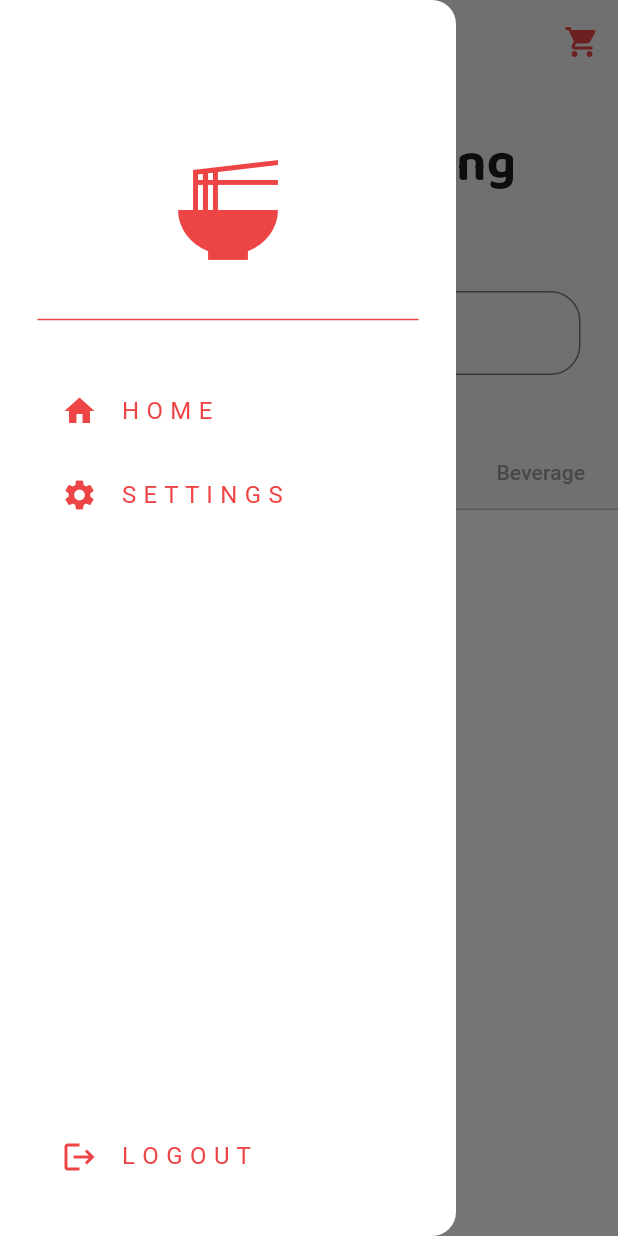
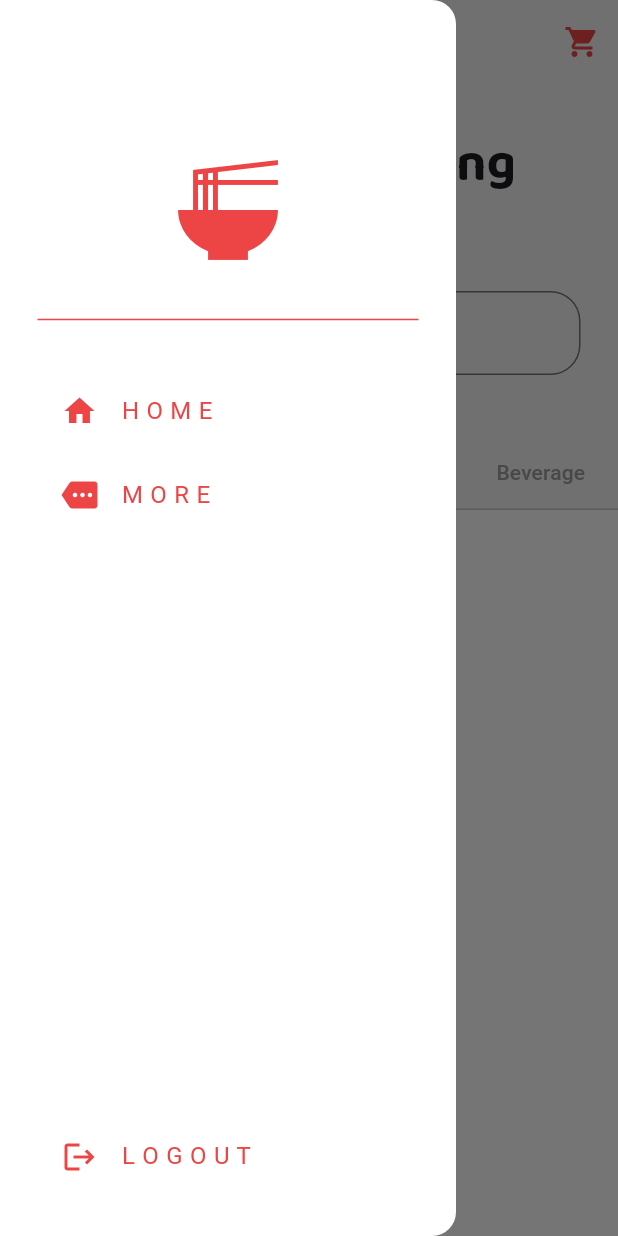
Before and after one commit to JunChen04/NEUC-s-Cuisine, a Flutter app: the Homepage screen opened directly with empty values, with the side drawer open, on a phone screen of 412 x 824 dp. Run offline on Flutter 3.47's test engine with Material 3 defaults, Android fonts, the phone set to English and light mode, and no system bars; our stand-ins replace cloud_firestore, firebase_auth, firebase_core, google_fonts; accounts and stored records are empty; network calls fail.

Commit message:
UI background colour

```diff
--- a/lib/cartPage.dart
+++ b/lib/cartPage.dart
@@ -60,6 +60,7 @@ class Cartpage extends StatelessWidget {
 
       //scaffold UI
       return Scaffold(
+        backgroundColor: Colors.white,
         appBar: AppBar(
           title: const Text("C A R T"),
           backgroundColor: Color(0xFFED4545),
--- a/lib/components/myDrawer.dart
+++ b/lib/components/myDrawer.dart
@@ -76,8 +76,8 @@ class MyDrawer extends StatelessWidget {
 
           //settings list tile
           MyDrawTile(
-            text: "S E T T I N G S",
-            icon: Icons.settings,
+            text: "M O R E",
+            icon: Icons.more,
             onTap: () {
               Navigator.pop(context);
               Navigator.push(
--- a/lib/foodPage.dart
+++ b/lib/foodPage.dart
@@ -40,7 +40,7 @@ class _FoodPageState extends State<FoodPage> {
     return Stack(
       children: [
         Scaffold(
-          backgroundColor: Colors.grey[100],
+          backgroundColor: Colors.white,
           body: SingleChildScrollView(
             child: Column(
               children: [
--- a/lib/forgotPasswordPage.dart
+++ b/lib/forgotPasswordPage.dart
@@ -63,6 +63,7 @@ class _ForgotPasswordPageState extends State<ForgotPasswordPage> {
 
   Widget build(BuildContext context) {
     return Scaffold(
+      backgroundColor: Colors.white,
       appBar: AppBar(
         backgroundColor: Color(0xFFED4545),
         elevation: 0,
```
Also changed, not shown: lib/profile.dart (+31 -31 lines).
